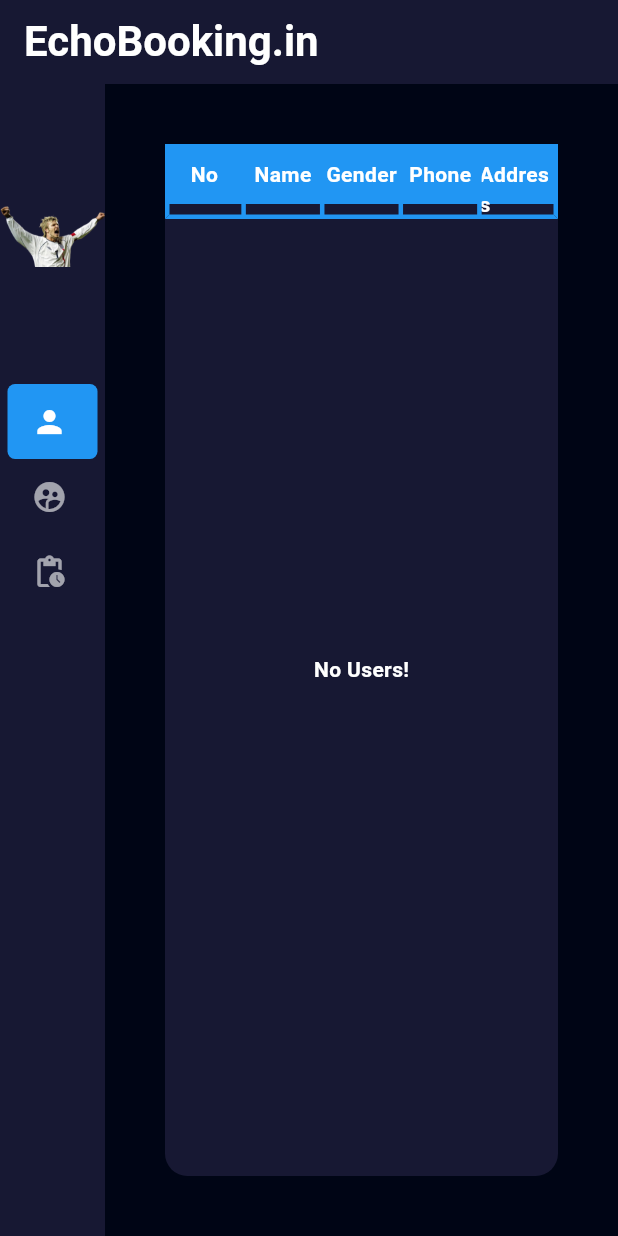
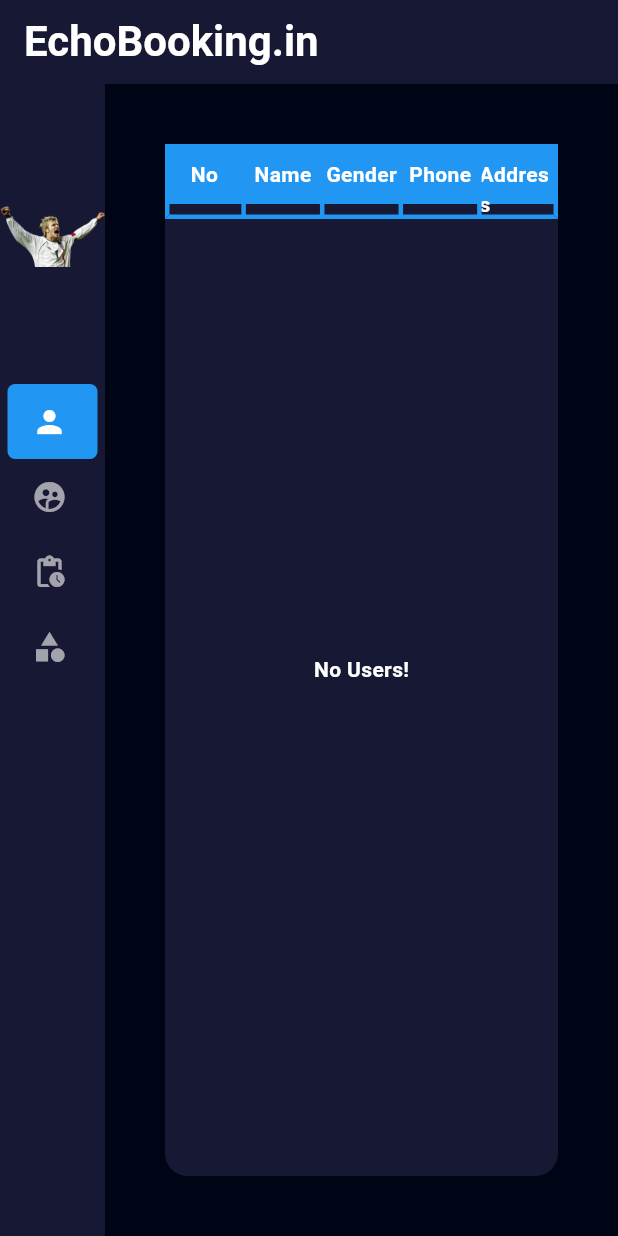
Before and after one commit to sinancholakkal/EchoBooking-turf-admin, a Flutter app: the screen it shows after launch, swiped to page 2, on a phone screen of 412 x 824 dp. Run offline on Flutter 3.47's test engine with Material 3 defaults, Android fonts, the phone set to English and light mode, and no system bars; drawn by our look-alikes of easy_sidemenu; our stand-ins replace cloud_firestore, firebase_core, fluttertoast, get; missing offline and left inert: insta_image_viewer; accounts and stored records are empty; statements that could not run were skipped.

Commit message:
Category tab ui created

```diff
--- a/lib/feature/presentation/pages/screen_home/screen_home.dart
+++ b/lib/feature/presentation/pages/screen_home/screen_home.dart
@@ -1,20 +1,20 @@
 import 'package:easy_sidemenu/easy_sidemenu.dart';
 import 'package:echo_booking_admin/core/constent/text.dart';
 import 'package:echo_booking_admin/core/theme/colors.dart';
+import 'package:echo_booking_admin/feature/presentation/pages/screen_home/widget/side_menu_section.dart';
+import 'package:echo_booking_admin/feature/presentation/pages/tabs/tab_category/tab_category.dart';
 import 'package:echo_booking_admin/feature/presentation/pages/tabs/tab_owner/owner.dart';
 import 'package:echo_booking_admin/feature/presentation/pages/tabs/tab_review/reviews.dart';
-import 'package:echo_booking_admin/feature/presentation/pages/tabs/tab_review/tab_user/tab_user.dart';
+import 'package:echo_booking_admin/feature/presentation/pages/tabs/tab_user/tab_user.dart';
 import 'package:echo_booking_admin/feature/presentation/widgets/heading_text.dart';
 import 'package:flutter/material.dart';
 
 class ScreenHome extends StatefulWidget {
   int initialTab;
    ScreenHome({super.key,required this.initialTab});
-
   @override
   State<ScreenHome> createState() => _ScreenHomeState();
 }
-
 class _ScreenHomeState extends State<ScreenHome> {
   late PageController pageController;
   late SideMenuController sideMenu;
@@ -28,6 +28,7 @@ class _ScreenHomeState extends State<ScreenHome> {
       sideMenuItem(title: "Owners", icon: Icons.person),
       sideMenuItem(title: "Users", icon: Icons.supervised_user_circle_sharp),
       sideMenuItem(title: "Review", icon: Icons.pending_actions),
+      sideMenuItem(title: "Category", icon: Icons.category),
     ];
     sideMenu.addListener((index) {
       pageController.jumpToPage(index);
@@ -35,8 +36,6 @@ class _ScreenHomeState extends State<ScreenHome> {
     super.initState();
 
   }
-
-
   SideMenuItem sideMenuItem({required String title, required IconData icon}) {
     return SideMenuItem(
         title: title,
@@ -63,36 +62,15 @@ class _ScreenHomeState extends State<ScreenHome> {
       body: Row(
         mainAxisAlignment: MainAxisAlignment.start,
         children: [
-          SideMenu(
-            style: SideMenuStyle(
-                selectedColor: Colors.blue,
-                selectedTitleTextStyle: TextStyle(color: kwhite),
-                selectedIconColor: kwhite,
-                unselectedTitleTextStyle: TextStyle(color: Colors.white60),
-                unselectedIconColor: Colors.white60,
-                backgroundColor: const Color.fromARGB(255, 23, 24, 51)),
-            items: items,
-            controller: sideMenu,
-            title: Center(
-              child: SizedBox(
-                height: 200,
-                width: 200,
-                child: Image.asset(
-                  "asset/beckham-david-male-males-wallpaper-preview-removebg-preview.png",
-                ),
-              ),
-            ),
-            onDisplayModeChanged: (mode) {
-              print(mode);
-            },
-          ),
+          SideMenuSection(items: items, sideMenu: sideMenu),
           Expanded(
               child: PageView(
             controller: pageController,
             children: [
               TabOwners(),
               TabUsers(),
-              TabReviews()
+              TabReviews(),
+              TabCategory()
             ],
           ))
         ],
--- /dev/null
+++ b/lib/feature/presentation/pages/screen_home/widget/side_menu_section.dart
@@ -0,0 +1,41 @@
+import 'package:easy_sidemenu/easy_sidemenu.dart';
+import 'package:echo_booking_admin/core/theme/colors.dart';
+import 'package:flutter/material.dart';
+
+class SideMenuSection extends StatelessWidget {
+  const SideMenuSection({
+    super.key,
+    required this.items,
+    required this.sideMenu,
+  });
+
+  final List<SideMenuItem> items;
+  final SideMenuController sideMenu;
+
+  @override
+  Widget build(BuildContext context) {
+    return SideMenu(
+      style: SideMenuStyle(
+          selectedColor: Colors.blue,
+          selectedTitleTextStyle: TextStyle(color: kwhite),
+          selectedIconColor: kwhite,
+          unselectedTitleTextStyle: TextStyle(color: Colors.white60),
+          unselectedIconColor: Colors.white60,
+          backgroundColor: const Color.fromARGB(255, 23, 24, 51)),
+      items: items,
+      controller: sideMenu,
+      title: Center(
+        child: SizedBox(
+          height: 200,
+          width: 200,
+          child: Image.asset(
+            "asset/beckham-david-male-males-wallpaper-preview-removebg-preview.png",
+          ),
+        ),
+      ),
+      onDisplayModeChanged: (mode) {
+        print(mode);
+      },
+    );
+  }
+}
--- a/lib/feature/presentation/pages/tabs/tab_review/tab_user/tab_user.dart
+++ /dev/null
@@ -1,74 +0,0 @@
-import 'package:echo_booking_admin/core/constent/text.dart';
-import 'package:echo_booking_admin/domain/models/user_model.dart';
-import 'package:echo_booking_admin/feature/presentation/provider/user_provider/user_provider.dart';
-import 'package:echo_booking_admin/feature/presentation/widgets/background_border_widget.dart';
-import 'package:echo_booking_admin/feature/presentation/widgets/table_data_row.dart';
-import 'package:echo_booking_admin/feature/presentation/widgets/table_heading_widget.dart';
-import 'package:echo_booking_admin/feature/presentation/widgets/text_widget.dart';
-import 'package:flutter/material.dart';
-import 'package:provider/provider.dart';
-
-class TabUsers extends StatelessWidget {
-  const TabUsers({super.key});
-
-  @override
-  Widget build(BuildContext context) {
-    return BackgroundBorderWidget(
-      children: [
-        TableHeadingWidget(headigs: headingOfUser),
-        FutureBuilder(
-          future: Provider.of<UserProvider>(context).fetchAllUsers(),
-          builder: (context, snapshot) {
-            if (snapshot.connectionState == ConnectionState.waiting) {
-              return Column(
-                children: [
-                  SizedBox(
-                    height: 300,
-                  ),
-                  Center(
-                    child: CircularProgressIndicator(),
-                  ),
-                ],
-              );
-            }
-            if (!snapshot.hasData || snapshot.data!.isEmpty) {
-              return Center(
-                child: Column(
-                  children: [
-                    SizedBox(
-                      height: 300,
-                    ),
-                    TextWidget(text: "No Users!"),
-                  ],
-                ),
-              );
-            }
-            final List<UserModel>? users = snapshot.data;
-            return ListView.builder(
-              shrinkWrap: true,
-              physics: NeverScrollableScrollPhysics(),
-              itemCount: users!.length,
-              itemBuilder: (context, index) {
-                UserModel data = users[index];
-
-                List<String> values = [
-                  "${index + 1}",
-                  data.userName,
-                  data.gender,
-                  data.phone,
-                  data.address
-                ];
-                return TableDataRowWidget(
-                  values: values,
-                  data: data,
-                  // Get.to(() => ScreenBookingView(ownerId: data.ownerId)),
-                  viewOnPressed: () {},
-                );
-              },
-            );
-          },
-        ),
-      ],
-    );
-  }
-}
--- /dev/null
+++ b/lib/feature/presentation/pages/tabs/tab_user/tab_user.dart
@@ -0,0 +1,21 @@
+import 'package:echo_booking_admin/core/constent/text.dart';
+import 'package:echo_booking_admin/feature/presentation/pages/tabs/tab_user/widget/user_data_row_builder.dart';
+import 'package:echo_booking_admin/feature/presentation/widgets/background_border_widget.dart';
+import 'package:echo_booking_admin/feature/presentation/widgets/table_heading_widget.dart';
+import 'package:flutter/material.dart';
+
+class TabUsers extends StatelessWidget {
+  const TabUsers({super.key});
+
+  @override
+  Widget build(BuildContext context) {
+    return BackgroundBorderWidget(
+      children: [
+        //Table heading------
+        TableHeadingWidget(headigs: headingOfUser),
+        //Table row builder
+        UserDataRowBuilder(),
+      ],
+    );
+  }
+}
--- /dev/null
+++ b/lib/feature/presentation/pages/tabs/tab_user/widget/user_data_row_builder.dart
@@ -0,0 +1,67 @@
+import 'package:echo_booking_admin/domain/models/user_model.dart';
+import 'package:echo_booking_admin/feature/presentation/provider/user_provider/user_provider.dart';
+import 'package:echo_booking_admin/feature/presentation/widgets/table_data_row.dart';
+import 'package:echo_booking_admin/feature/presentation/widgets/text_widget.dart';
+import 'package:flutter/material.dart';
+import 'package:provider/provider.dart';
+
+class UserDataRowBuilder extends StatelessWidget {
+  const UserDataRowBuilder({
+    super.key,
+  });
+
+  @override
+  Widget build(BuildContext context) {
+    return FutureBuilder(
+      future: Provider.of<UserProvider>(context).fetchAllUsers(),
+      builder: (context, snapshot) {
+        if (snapshot.connectionState == ConnectionState.waiting) {
+          return Column(
+            children: [
+              SizedBox(
+                height: 300,
+              ),
+              Center(
+                child: CircularProgressIndicator(),
+              ),
+            ],
+          );
+        }
+        if (!snapshot.hasData || snapshot.data!.isEmpty) {
+          return Center(
+            child: Column(
+              children: [
+                SizedBox(
+                  height: 300,
+                ),
+                TextWidget(text: "No Users!"),
+              ],
+            ),
+          );
+        }
+        final List<UserModel>? users = snapshot.data;
+        return ListView.builder(
+          shrinkWrap: true,
+          physics: NeverScrollableScrollPhysics(),
+          itemCount: users!.length,
+          itemBuilder: (context, index) {
+            UserModel data = users[index];
+
+            List<String> values = [
+              "${index + 1}",
+              data.userName,
+              data.gender,
+              data.phone,
+              data.address
+            ];
+            return TableDataRowWidget(
+              values: values,
+              data: data,
+              viewOnPressed: () {},
+            );
+          },
+        );
+      },
+    );
+  }
+}
--- a/lib/feature/presentation/widgets/text_widget.dart
+++ b/lib/feature/presentation/widgets/text_widget.dart
@@ -8,18 +8,20 @@ class TextWidget extends StatelessWidget {
   final String text;
   final Color? color;
   final FontWeight? fontWeight;
+  final double? fontSize;
   TextWidget({
     super.key,
     required this.text,
     this.color = kwhite,
     this.fontWeight = FontWeight.bold,
+    this.fontSize,
   });
 
   @override
   Widget build(BuildContext context) {
     return Text(
       text,
-      style: TextStyle(color: Colors.white, fontWeight: FontWeight.bold),
+      style: TextStyle(color: Colors.white, fontWeight: FontWeight.bold,fontSize:fontSize ),
     );
   }
 }
```
Also changed, not shown: lib/feature/presentation/pages/screen_turf_update/widgets/text_form_widget.dart (+7 -2 lines), lib/feature/presentation/pages/tabs/tab_category/tab_category.dart (added, +41 -0 lines), lib/feature/presentation/pages/tabs/tab_category/widget/category_display_section.dart (added, +66 -0 lines), lib/feature/presentation/pages/tabs/tab_category/widget/top_category_section.dart (added, +73 -0 lines), lib/feature/presentation/pages/tabs/tab_review/tab_user/widget/user_data_row_builder.dart (deleted).
